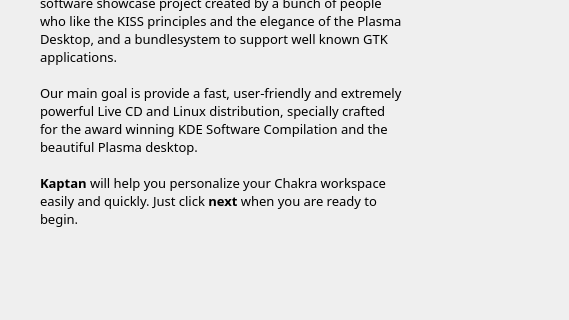
This is ui/ui_scrWelcome.ui in rshipp/kapudan as Qt 5 draws it before an edit; both pictures show x 0 to 569 and y 175 to 495 of the 569 by 495 pixel window. The edited form follows.
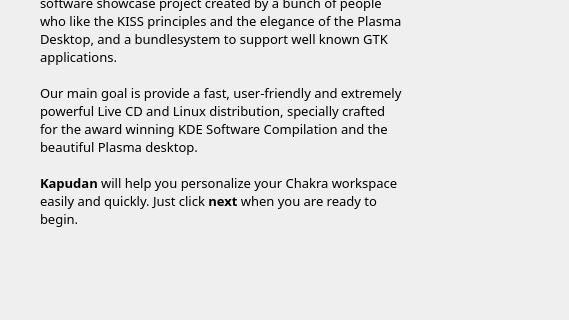
This is the edited form. Icons and pictures are not drawn.

Commit message: Kaptan -> Kapudan

Diff of the .ui file:
```diff
--- a/ui/ui_scrWelcome.ui
+++ b/ui/ui_scrWelcome.ui
@@ -101,7 +101,7 @@
         <enum>QFrame::Raised</enum>
        </property>
        <property name="text">
-        <string>&lt;html&gt;&lt;head/&gt;&lt;body&gt;&lt;p&gt;&lt;span style=&quot; font-weight:600;&quot;&gt;Chakra&lt;/span&gt; brings a ground-up Linux distribution, a free software showcase project created by a bunch of people who like the KISS principles and the elegance of the Plasma Desktop, and a bundlesystem to support well known GTK applications.&lt;br/&gt;&lt;br/&gt;Our main goal is provide a fast, user-friendly and extremely powerful Live CD and Linux distribution, specially crafted for the award winning KDE Software Compilation and the beautiful Plasma desktop.&lt;br/&gt;&lt;br/&gt;&lt;span style=&quot; font-weight:600;&quot;&gt;Kaptan&lt;/span&gt; will help you personalize your Chakra workspace easily and quickly. Just click &lt;span style=&quot; font-weight:600;&quot;&gt;next&lt;/span&gt; when you are ready to begin.&lt;/p&gt;&lt;/body&gt;&lt;/html&gt;</string>
+        <string>&lt;html&gt;&lt;head/&gt;&lt;body&gt;&lt;p&gt;&lt;span style=&quot; font-weight:600;&quot;&gt;Chakra&lt;/span&gt; brings a ground-up Linux distribution, a free software showcase project created by a bunch of people who like the KISS principles and the elegance of the Plasma Desktop, and a bundlesystem to support well known GTK applications.&lt;br/&gt;&lt;br/&gt;Our main goal is provide a fast, user-friendly and extremely powerful Live CD and Linux distribution, specially crafted for the award winning KDE Software Compilation and the beautiful Plasma desktop.&lt;br/&gt;&lt;br/&gt;&lt;span style=&quot; font-weight:600;&quot;&gt;Kapudan&lt;/span&gt; will help you personalize your Chakra workspace easily and quickly. Just click &lt;span style=&quot; font-weight:600;&quot;&gt;next&lt;/span&gt; when you are ready to begin.&lt;/p&gt;&lt;/body&gt;&lt;/html&gt;</string>
        </property>
        <property name="alignment">
         <set>Qt::AlignLeading|Qt::AlignLeft|Qt::AlignVCenter</set>
```
Left out of the diff: 4 changed lines with no effect on the pictures. The commit also changes 69 other files.
